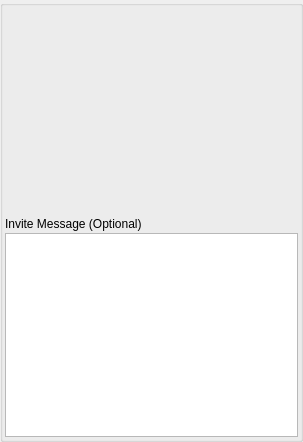
First picture: the form in nolimitgui/CommonSrc/Forms/AppletInviteCreate.ui, repository nolimitconnect/NoLimitConnect, before the edit.
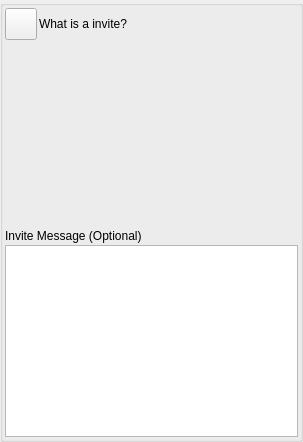
Second picture: the form after the edit. Custom widgets are drawn as their Qt base class.

Commit message: Add accepted invite messenger message if personal invite. Improve invite informational help

What changed in the file:
```diff
--- a/nolimitgui/CommonSrc/Forms/AppletInviteCreate.ui
+++ b/nolimitgui/CommonSrc/Forms/AppletInviteCreate.ui
@@ -80,6 +80,42 @@
       <property name="bottomMargin">
        <number>2</number>
       </property>
+      <item>
+       <layout class="QHBoxLayout" name="horizontalLayout">
+        <item>
+         <widget class="VxPushButton" name="m_InviteInfoButton">
+          <property name="sizePolicy">
+           <sizepolicy hsizetype="Fixed" vsizetype="Fixed">
+            <horstretch>0</horstretch>
+            <verstretch>0</verstretch>
+           </sizepolicy>
+          </property>
+          <property name="minimumSize">
+           <size>
+            <width>32</width>
+            <height>32</height>
+           </size>
+          </property>
+          <property name="maximumSize">
+           <size>
+            <width>32</width>
+            <height>32</height>
+           </size>
+          </property>
+          <property name="text">
+           <string notr="true"/>
+          </property>
+         </widget>
+        </item>
+        <item>
+         <widget class="QLabel" name="m_InviteInfoLabel">
+          <property name="text">
+           <string>What is a invite?</string>
+          </property>
+         </widget>
+        </item>
+       </layout>
+      </item>
       <item>
        <widget class="InviteUrlWidget" name="m_InviteUrlWidget" native="true">
         <property name="sizePolicy">
@@ -131,6 +167,11 @@
    <header>InviteUrlWidget.h</header>
    <container>1</container>
   </customwidget>
+  <customwidget>
+   <class>VxPushButton</class>
+   <extends>QPushButton</extends>
+   <header>VxPushButton.h</header>
+  </customwidget>
  </customwidgets>
  <resources/>
  <connections/>
```
Left out of the diff: 2 changed lines with no effect on the pictures. The commit also changes 15 other files.
